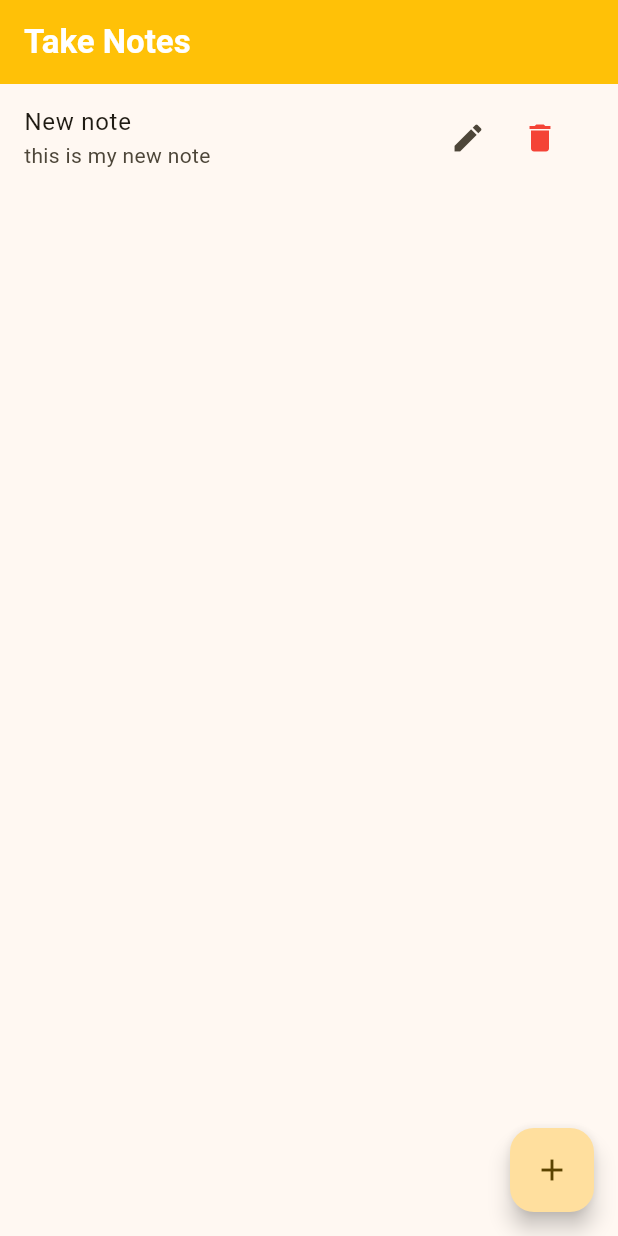
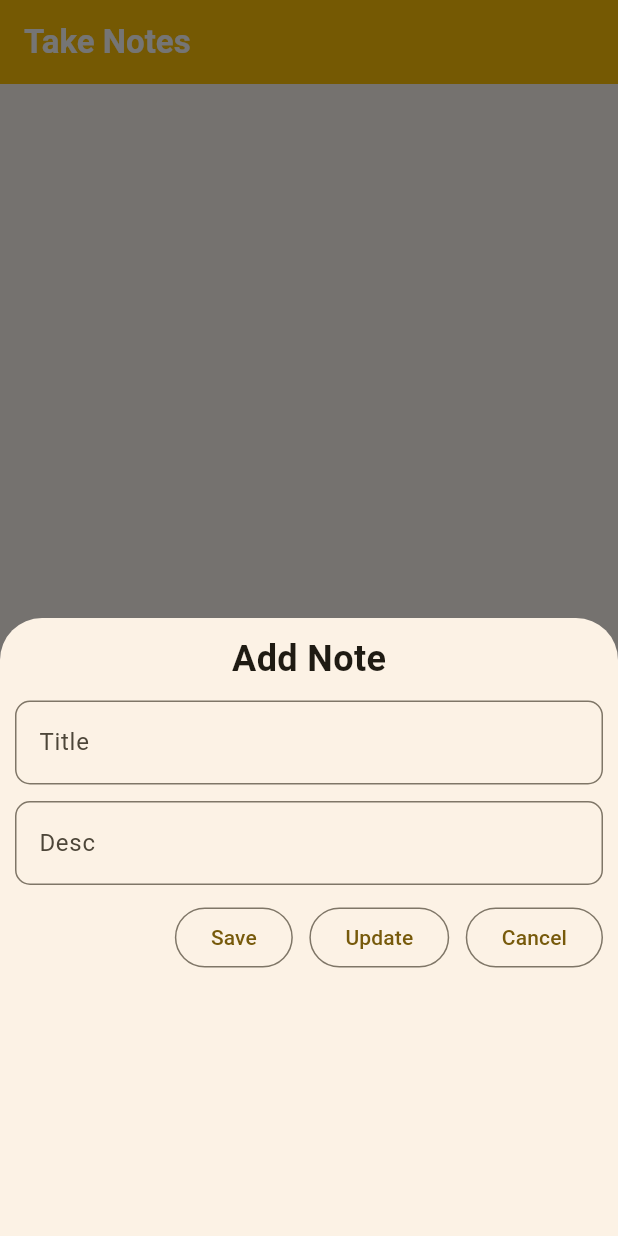
Before and after one commit to HarshrajDesai/WScubeTech-Projects, a Flutter app: the screen it shows after launch, after a tap on the "add" icon, on a phone screen of 412 x 824 dp. Run offline on Flutter 3.47's test engine with Material 3 defaults, Android fonts, the phone set to English and light mode, and no system bars; our stand-ins replace shared_preferences, sqflite; accounts and stored records are empty.

Commit message:
notes app add delete update functionality added

```diff
--- a/wscude_notes_app/lib/helper/db_helper.dart
+++ b/wscude_notes_app/lib/helper/db_helper.dart
@@ -55,4 +55,17 @@ class DbHelper {
     return db.query(TABLE_NAME);
   }
 
+  void deleteNote(int id) async{
+    var db = await initDb();
+    db.delete(TABLE_NAME, where: "$COLUMN_NOTE_ID = ?", whereArgs: ["$id"]);
+  }
+
+  void updateNote(int id, {String? title, String? desc}) async{
+    var db = await initDb();
+    db.update(TABLE_NAME, {
+      COLUMN_NOTE_TITLE: title,
+      COLUMN_NOTE_DESC: desc
+    }, where: "$COLUMN_NOTE_ID = ?", whereArgs: ["$id"]);
+  }
+
 }
--- a/wscude_notes_app/lib/screen/home_page.dart
+++ b/wscude_notes_app/lib/screen/home_page.dart
@@ -10,7 +10,10 @@ class HomePage extends StatefulWidget {
 
 class _HomePageState extends State<HomePage> {
   DbHelper? dbHelper;
-  List<Map<String,dynamic>> notes = [];
+  List<Map<String, dynamic>> notes = [];
+
+  TextEditingController titleController = TextEditingController();
+  TextEditingController descController = TextEditingController();
 
   @override
   void initState() {
@@ -20,48 +23,142 @@ class _HomePageState extends State<HomePage> {
     getAllNotes();
   }
 
-  void getAllNotes() async{
+  void getAllNotes() async {
     notes = await dbHelper!.fetchAllNotes();
-    setState(() {
-
-    });
+    setState(() {});
   }
 
   @override
   Widget build(BuildContext context) {
     return Scaffold(
       appBar: AppBar(
-        title: Text("Take Notes", style: TextStyle(fontWeight: FontWeight.bold, color: Colors.white),),
+        title: Text(
+          "Take Notes",
+          style: TextStyle(fontWeight: FontWeight.bold, color: Colors.white),
+        ),
         backgroundColor: Colors.amber,
       ),
-      body: notes.isNotEmpty ?  ListView.builder(
-              itemCount: notes.length, itemBuilder: (_, index) {
-                return ListTile(
-                  title: Text(notes[index][DbHelper.COLUMN_NOTE_TITLE]),
-                  subtitle: Text(notes[index][DbHelper.COLUMN_NOTE_DESC]),
-                  trailing: SizedBox(
-                    width: 100,
-                    child: Row(
+      body:
+          notes.isNotEmpty
+              ? ListView.builder(
+                itemCount: notes.length,
+                itemBuilder: (_, index) {
+                  return ListTile(
+                    title: Text(notes[index][DbHelper.COLUMN_NOTE_TITLE]),
+                    subtitle: Text(notes[index][DbHelper.COLUMN_NOTE_DESC]),
+                    trailing: Row(
+                      mainAxisSize: MainAxisSize.min,
                       children: [
-                        IconButton(onPressed: (){
-                          ///update the data
-                        }, icon: Icon(Icons.edit,)),
-                        IconButton(onPressed: (){
-                          // dbHelper!.deleteNote(mNotes[index][DBHelper.COLUMN_NOTE_ID]);
-                          getAllNotes();
-                        }, icon: Icon(Icons.delete, color: Colors.red,)),
+                        IconButton(
+                          onPressed: () {
+                            ///update the data
+                            titleController.text = notes[index][DbHelper.COLUMN_NOTE_TITLE];
+                            descController.text = notes[index][DbHelper.COLUMN_NOTE_DESC];
+                            showAddNoteBottomOverlay(id: notes[index][DbHelper.COLUMN_NOTE_ID]);
+                          },
+                          icon: Icon(Icons.edit),
+                        ),
+                        IconButton(
+                          onPressed: () {
+                            dbHelper!.deleteNote(notes[index][DbHelper.COLUMN_NOTE_ID]);
+                            getAllNotes();
+                          },
+                          icon: Icon(Icons.delete, color: Colors.red),
+                        ),
                       ],
                     ),
+                  );
+                },
+              )
+              : Center(child: Text("No Notes yet!!")),
+      floatingActionButton: FloatingActionButton(
+        onPressed: () {
+          // dbHelper!.addNote(title: "New note", desc: "this is my new note");
+          showAddNoteBottomOverlay();
+          // getAllNotes();
+        },
+        child: Icon(Icons.add),
+      ),
+    );
+  }
+
+  void showAddNoteBottomOverlay({int? id, String? title, String? desc}) {
+    showModalBottomSheet(
+      context: context,
+      builder:
+          (_) => Container(
+            width: double.infinity,
+            height: MediaQuery.sizeOf(context).height * 0.5,
+            padding: EdgeInsets.all(10),
+            child: Column(
+              children: [
+                Text(
+                  "Add Note",
+                  style: TextStyle(fontSize: 24, fontWeight: FontWeight.bold),
+                ),
+                SizedBox(height: 11),
+                TextField(
+                  controller: titleController,
+                  decoration: InputDecoration(
+                    border: OutlineInputBorder(
+                      borderRadius: BorderRadius.circular(10),
+                    ),
+                    labelText: 'Title',
+                    hintText: 'Enter title',
                   ),
-                );
-      })
-          : Center(
-              child: Text("No Notes yet!!"),
+                ),
+                SizedBox(height: 11),
+                TextField(
+                  controller: descController,
+                  decoration: InputDecoration(
+                    border: OutlineInputBorder(
+                      borderRadius: BorderRadius.circular(10),
+                    ),
+                    labelText: 'Desc',
+                    hintText: 'Enter desc',
+                  ),
+                ),
+                SizedBox(height: 11),
+                Row(
+                  mainAxisAlignment: MainAxisAlignment.end,
+                  children: [
+                    OutlinedButton(
+                      onPressed: () {
+                        var title = titleController.text;
+                        var desc = descController.text;
+                        dbHelper!.addNote(title: title, desc: desc);
+                        titleController.clear();
+                        descController.clear();
+                        getAllNotes();
+                        Navigator.pop(context);
+                      },
+                      child: Text('Save'),
+                    ),
+                    SizedBox(width: 11),
+                    OutlinedButton(
+                      onPressed: () {
+                        dbHelper!.updateNote(id!,title: titleController.text, desc: descController.text);
+                        titleController.clear();
+                        descController.clear();
+                        getAllNotes();
+                        Navigator.pop(context);
+                      },
+                      child: Text('Update'),
+                    ),
+                    SizedBox(width: 11),
+                    OutlinedButton(
+                      onPressed: () {
+                        Navigator.pop(context);
+                        titleController.clear();
+                        descController.clear();
+                      },
+                      child: Text('Cancel'),
+                    ),
+                  ],
+                ),
+              ],
             ),
-      floatingActionButton: FloatingActionButton(onPressed: (){
-        dbHelper!.addNote(title: "New note", desc: "this is my new note");
-        getAllNotes();
-      }, child: Icon(Icons.add),),
+          ),
     );
   }
 }
```
Also changed, not shown: 1 other file.
